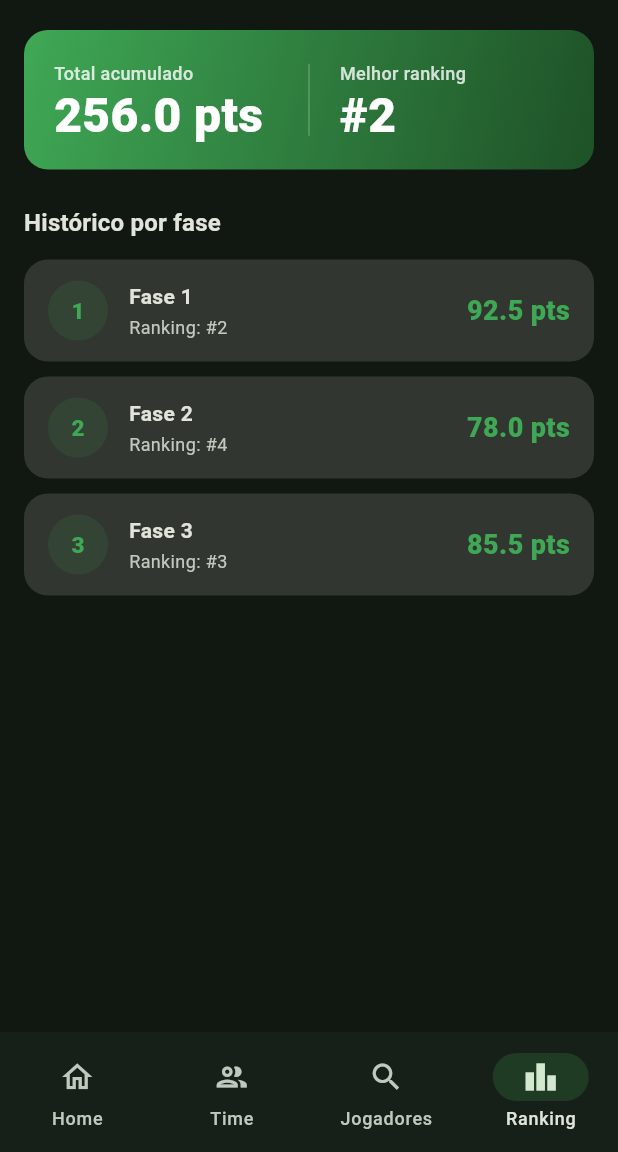
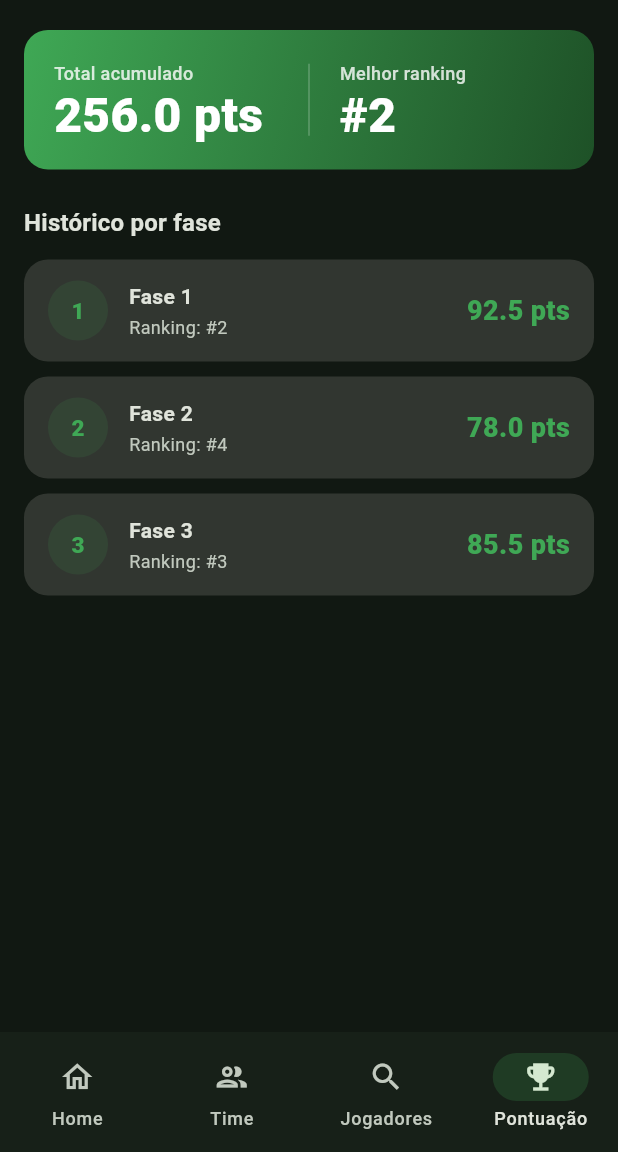
Before and after one commit to Djavantl/bengalafc, a Flutter app: the screen it shows after launch, item 4 of the bottom bar chosen, on a phone screen of 412 x 824 dp, the part 84-1236 px from its top. Run offline on Flutter 3.47's test engine with Material 3 defaults, Android fonts, the light colour scheme and no system bars; our stand-ins replace shared_preferences.

Commit message:
fix: corrige ícone e label da navbar de Ranking para Pontuação

```diff
--- a/lib/features/home/home_page.dart
+++ b/lib/features/home/home_page.dart
@@ -3,15 +3,19 @@ import '../../core/theme/app_colors.dart';
 import '../../core/theme/theme_notifier.dart';
 import '../scoring/views/score_page.dart';
 
+
 class HomePage extends StatefulWidget {
   const HomePage({super.key});
+
 
   @override
   State<HomePage> createState() => _HomePageState();
 }
 
+
 class _HomePageState extends State<HomePage> {
   int _selectedIndex = 0;
+
 
   final _pages = const [
     _HomeBody(),
@@ -20,12 +24,14 @@ class _HomePageState extends State<HomePage> {
     ScorePage(),
   ];
 
+
   @override
   Widget build(BuildContext context) {
     return ValueListenableBuilder<ThemeMode>(
       valueListenable: themeNotifier,
       builder: (context, mode, _) {
         final isDark = mode == ThemeMode.dark;
+
 
         return Scaffold(
           appBar: AppBar(
@@ -83,9 +89,9 @@ class _HomePageState extends State<HomePage> {
                 label: 'Jogadores',
               ),
               NavigationDestination(
-                icon: Icon(Icons.leaderboard_outlined),
-                selectedIcon: Icon(Icons.leaderboard),
-                label: 'Ranking',
+                icon: Icon(Icons.emoji_events_outlined),
+                selectedIcon: Icon(Icons.emoji_events),
+                label: 'Pontuação',
               ),
             ],
           ),
@@ -95,10 +101,13 @@ class _HomePageState extends State<HomePage> {
   }
 }
 
+
 // ─── Home body extraído para widget separado ─────────────────────────────────
+
 
 class _HomeBody extends StatelessWidget {
   const _HomeBody();
+
 
   @override
   Widget build(BuildContext context) {
@@ -138,8 +147,10 @@ class _HomeBody extends StatelessWidget {
   }
 }
 
+
 class _ScoreCard extends StatelessWidget {
   const _ScoreCard();
+
 
   @override
   Widget build(BuildContext context) {
@@ -216,6 +227,7 @@ class _ScoreCard extends StatelessWidget {
   }
 }
 
+
 class _MyTeamSection extends StatelessWidget {
   @override
   Widget build(BuildContext context) {
@@ -230,8 +242,10 @@ class _MyTeamSection extends StatelessWidget {
   }
 }
 
+
 class _MyTeamCard extends StatelessWidget {
   const _MyTeamCard();
+
 
   @override
   Widget build(BuildContext context) {
@@ -239,6 +253,7 @@ class _MyTeamCard extends StatelessWidget {
     final cardBg = Theme.of(context).brightness == Brightness.dark
         ? cs.surfaceContainerHighest
         : const Color(0xFFEEEEEE);
+
 
     return Container(
       decoration: BoxDecoration(
@@ -287,6 +302,7 @@ class _MyTeamCard extends StatelessWidget {
   }
 }
 
+
 class _RoundSection extends StatelessWidget {
   @override
   Widget build(BuildContext context) {
@@ -301,8 +317,10 @@ class _RoundSection extends StatelessWidget {
   }
 }
 
+
 class _RoundCard extends StatelessWidget {
   const _RoundCard();
+
 
   @override
   Widget build(BuildContext context) {
@@ -310,6 +328,7 @@ class _RoundCard extends StatelessWidget {
     final cardBg = Theme.of(context).brightness == Brightness.dark
         ? cs.surfaceContainerHighest
         : const Color(0xFFEEEEEE);
+
 
     return Container(
       decoration: BoxDecoration(
@@ -348,9 +367,11 @@ class _RoundCard extends StatelessWidget {
   }
 }
 
+
 class _SectionTitle extends StatelessWidget {
   final String title;
   const _SectionTitle({required this.title});
+
 
   @override
   Widget build(BuildContext context) {
```
